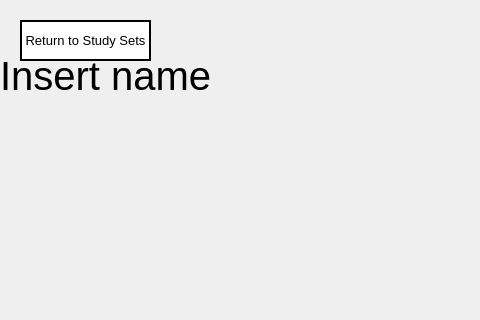
First picture: the form in ui/study.ui, repository PierceLD/Capstone-1-Group-9-Project, before the edit; both pictures show x 0 to 480 and y 0 to 320 of the 900 by 600 pixel window.
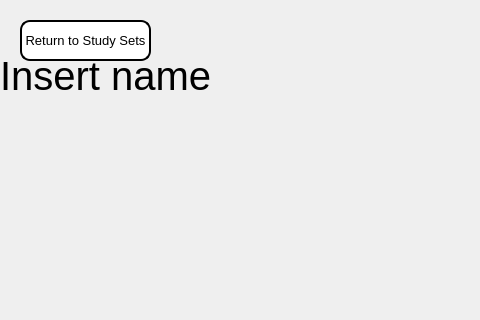
Second picture: the form after the edit.

Commit message: fixed button formats

Patch:
```diff
--- a/ui/study.ui
+++ b/ui/study.ui
@@ -40,16 +40,16 @@
     </font>
    </property>
    <property name="styleSheet">
-    <string notr="true">QPushButton 
-    {
-      background-color: white;
-      border: 2px solid black;
-    }
-    QPushButton:hover 
-    {
-	    background-color: rgb(203, 203, 203);
-    }
-    </string>
+    <string notr="true">QPushButton {
+	background-color: white;
+	border: 2px solid black;
+	border-radius: 10px;
+}
+
+QPushButton:hover {
+	background-color: black;
+	color: white;
+}</string>
    </property>
    <property name="text">
     <string>Return to Study Sets</string>
```
Left out of the diff: 11 changed lines with no effect on the pictures. Lines whose indentation alone changed are shown as unchanged. The commit also changes 4 other files.
